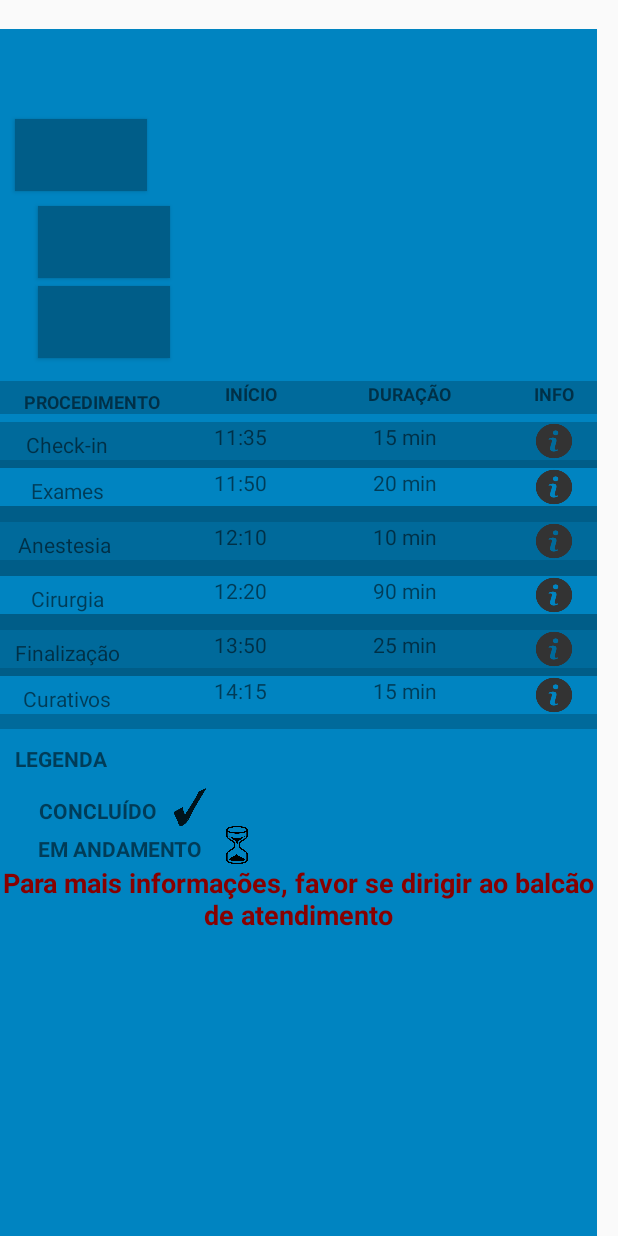
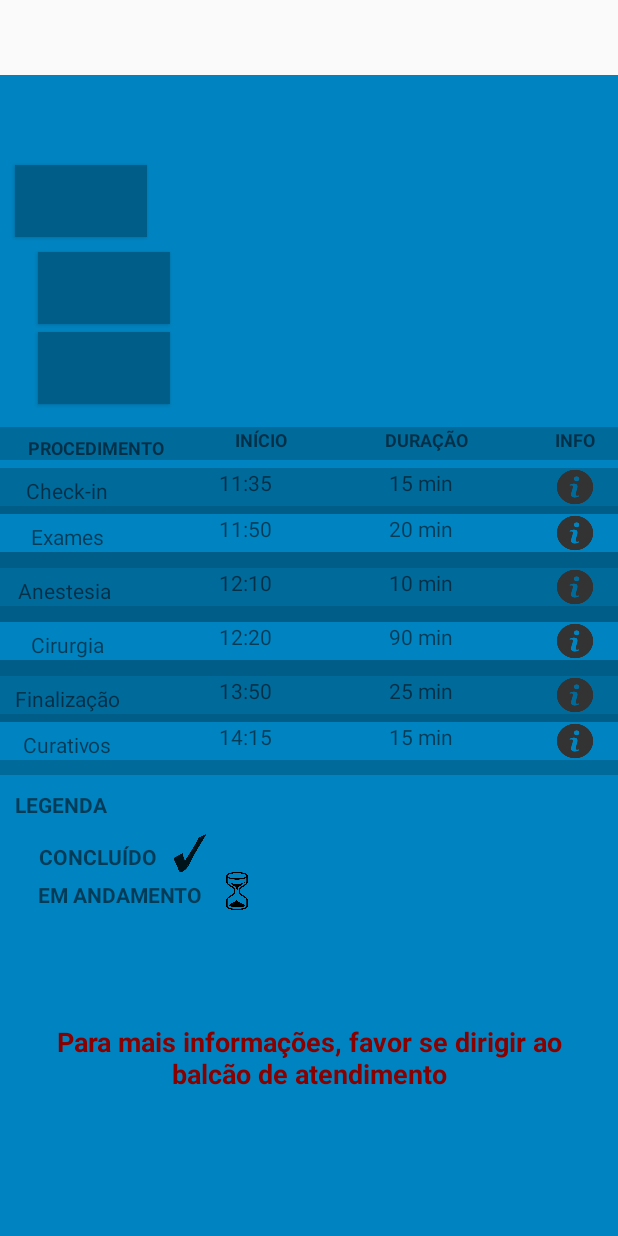
Before and after one commit to LucasMatBorges/FamilyLounge, an Android app: the layout fragment_gallery.xml on its own in the app's theme, with its tools: preview values and no code run, on a phone screen of 412 x 824 dp. Run offline under Robolectric (Android 15) with nearby library versions, the phone set to English and light mode, and no system bars.

Commit message:
Versao Dezembro

```diff
--- a/app/src/main/java/lucasmatborges/familylounge/MainActivity.java
+++ b/app/src/main/java/lucasmatborges/familylounge/MainActivity.java
@@ -226,7 +226,7 @@ public class MainActivity extends AppCompatActivity
 
         } else if (id == R.id.nav_manage) {
             //Set the fragment initially
-            InfoFragment fragment = new InfoFragment();
+            MainFragment fragment = new MainFragment();
             final String send = getIntent().getStringExtra("POINTS_IDENTIFIER");
             Bundle bundle = new Bundle();
             bundle.putString("my_key", send);
--- a/app/src/main/res/layout/fragment_gallery.xml
+++ b/app/src/main/res/layout/fragment_gallery.xml
@@ -8,10 +8,9 @@
         android:layout_width="match_parent"
         android:layout_height="match_parent"
         android:background="#0084c1"
-        android:layout_alignParentTop="true"
-        android:layout_alignParentEnd="true"
-        android:layout_marginEnd="14dp"
-        android:layout_marginTop="19dp">
+        android:layout_alignParentBottom="true"
+        android:layout_centerHorizontal="true"
+        android:layout_marginTop="50dp">
 
         <LinearLayout
             android:layout_width="match_parent"
@@ -604,7 +603,10 @@
                 android:gravity="center_horizontal"
                 android:textColor="#FF880000"
                 android:textStyle="normal|bold"
-                android:textSize="18sp" />
+                android:textSize="18sp"
+                android:layout_marginTop="75dp"
+                android:layout_marginLeft="10dp"
+                android:layout_marginRight="10dp" />
 
         </LinearLayout>
     </ScrollView>
--- a/app/src/main/res/layout/login_screen.xml
+++ b/app/src/main/res/layout/login_screen.xml
@@ -28,15 +28,14 @@
     <EditText
         android:id="@+id/editTextID"
         android:hint="Prontuário"
-        android:gravity="center_vertical"
         android:layout_below="@+id/imageView2"
         android:layout_toEndOf="@+id/textViewProntuario"
         android:layout_marginTop="80dp"
         android:textColorLink="@android:color/holo_red_dark"
-        android:layout_width="500dp"
         android:background="#FFB6B6B6"
         android:layout_height="40dp"
-        android:layout_centerHorizontal="true"/>
+        android:layout_centerHorizontal="true"
+        android:layout_width="fill_parent" />
 
     <TextView
         android:layout_width="wrap_content"
--- a/app/src/main/res/values/colors.xml
+++ b/app/src/main/res/values/colors.xml
@@ -8,7 +8,7 @@
     <color name="colorSecondaryText">#727272</color>
     <color name="colorIcons">#FFFFFF</color>
     <color name="colorWhite">#00ffffff</color>
-    <color name="colorDivider">#B6B6B6</color>
+    <color name="colorDivider">#b6b6b6</color>
     <color name="branco">#0053d0</color>
     <color name="colorGreen">#FF43C900</color>
     <color name="colorOrange">#ff6c03</color>
```
